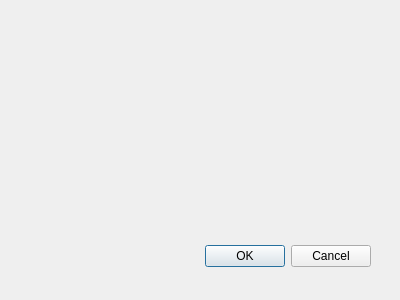
This is trader/gui/dialog_postgres.ui in elvispayano/Algo-Trader as Qt 5 draws it before an edit. The edited form follows.
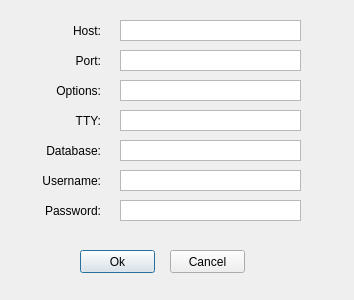
This is the edited form.

Commit message: Initial Postgres Connection UI

What changed in the file:
```diff
--- a/trader/gui/dialog_postgres.ui
+++ b/trader/gui/dialog_postgres.ui
@@ -8,27 +8,465 @@
    <rect>
     <x>0</x>
     <y>0</y>
-    <width>400</width>
+    <width>354</width>
     <height>300</height>
    </rect>
   </property>
   <property name="windowTitle">
    <string>Dialog</string>
   </property>
-  <widget class="QDialogButtonBox" name="buttonBox">
+  <widget class="QPushButton" name="pushConnect">
+   <property name="enabled">
+    <bool>true</bool>
+   </property>
    <property name="geometry">
     <rect>
-     <x>30</x>
-     <y>240</y>
-     <width>341</width>
-     <height>32</height>
+     <x>80</x>
+     <y>250</y>
+     <width>75</width>
+     <height>23</height>
     </rect>
    </property>
-   <property name="orientation">
-    <enum>Qt::Horizontal</enum>
+   <property name="text">
+    <string>Ok</string>
    </property>
-   <property name="standardButtons">
-    <set>QDialogButtonBox::Cancel|QDialogButtonBox::Ok</set>
+  </widget>
+  <widget class="QPushButton" name="pushCancel">
+   <property name="geometry">
+    <rect>
+     <x>170</x>
+     <y>250</y>
+     <width>75</width>
+     <height>23</height>
+    </rect>
+   </property>
+   <property name="text">
+    <string>Cancel</string>
+   </property>
+  </widget>
+  <widget class="QPlainTextEdit" name="textHost">
+   <property name="geometry">
+    <rect>
+     <x>120</x>
+     <y>20</y>
+     <width>181</width>
+     <height>21</height>
+    </rect>
+   </property>
+   <property name="sizePolicy">
+    <sizepolicy hsizetype="Fixed" vsizetype="Fixed">
+     <horstretch>0</horstretch>
+     <verstretch>0</verstretch>
+    </sizepolicy>
+   </property>
+   <property name="inputMethodHints">
+    <set>Qt::ImhLowercaseOnly</set>
+   </property>
+   <property name="verticalScrollBarPolicy">
+    <enum>Qt::ScrollBarAlwaysOff</enum>
+   </property>
+   <property name="horizontalScrollBarPolicy">
+    <enum>Qt::ScrollBarAlwaysOff</enum>
+   </property>
+   <property name="tabChangesFocus">
+    <bool>true</bool>
+   </property>
+   <property name="plainText">
+    <string/>
+   </property>
+   <property name="overwriteMode">
+    <bool>true</bool>
+   </property>
+   <property name="placeholderText">
+    <string>localhost</string>
+   </property>
+  </widget>
+  <widget class="QPlainTextEdit" name="textPort">
+   <property name="geometry">
+    <rect>
+     <x>120</x>
+     <y>50</y>
+     <width>181</width>
+     <height>21</height>
+    </rect>
+   </property>
+   <property name="sizePolicy">
+    <sizepolicy hsizetype="Fixed" vsizetype="Fixed">
+     <horstretch>0</horstretch>
+     <verstretch>0</verstretch>
+    </sizepolicy>
+   </property>
+   <property name="inputMethodHints">
+    <set>Qt::ImhDigitsOnly</set>
+   </property>
+   <property name="verticalScrollBarPolicy">
+    <enum>Qt::ScrollBarAlwaysOff</enum>
+   </property>
+   <property name="horizontalScrollBarPolicy">
+    <enum>Qt::ScrollBarAlwaysOff</enum>
+   </property>
+   <property name="tabChangesFocus">
+    <bool>true</bool>
+   </property>
+   <property name="plainText">
+    <string/>
+   </property>
+   <property name="overwriteMode">
+    <bool>true</bool>
+   </property>
+   <property name="placeholderText">
+    <string>5432</string>
+   </property>
+  </widget>
+  <widget class="QPlainTextEdit" name="textOptions">
+   <property name="geometry">
+    <rect>
+     <x>120</x>
+     <y>80</y>
+     <width>181</width>
+     <height>21</height>
+    </rect>
+   </property>
+   <property name="sizePolicy">
+    <sizepolicy hsizetype="Fixed" vsizetype="Fixed">
+     <horstretch>0</horstretch>
+     <verstretch>0</verstretch>
+    </sizepolicy>
+   </property>
+   <property name="verticalScrollBarPolicy">
+    <enum>Qt::ScrollBarAlwaysOff</enum>
+   </property>
+   <property name="horizontalScrollBarPolicy">
+    <enum>Qt::ScrollBarAlwaysOff</enum>
+   </property>
+   <property name="tabChangesFocus">
+    <bool>true</bool>
+   </property>
+   <property name="plainText">
+    <string/>
+   </property>
+   <property name="overwriteMode">
+    <bool>true</bool>
+   </property>
+   <property name="placeholderText">
+    <string/>
+   </property>
+  </widget>
+  <widget class="QPlainTextEdit" name="textTTY">
+   <property name="geometry">
+    <rect>
+     <x>120</x>
+     <y>110</y>
+     <width>181</width>
+     <height>21</height>
+    </rect>
+   </property>
+   <property name="sizePolicy">
+    <sizepolicy hsizetype="Fixed" vsizetype="Fixed">
+     <horstretch>0</horstretch>
+     <verstretch>0</verstretch>
+    </sizepolicy>
+   </property>
+   <property name="verticalScrollBarPolicy">
+    <enum>Qt::ScrollBarAlwaysOff</enum>
+   </property>
+   <property name="horizontalScrollBarPolicy">
+    <enum>Qt::ScrollBarAlwaysOff</enum>
+   </property>
+   <property name="tabChangesFocus">
+    <bool>true</bool>
+   </property>
+   <property name="plainText">
+    <string/>
+   </property>
+   <property name="overwriteMode">
+    <bool>true</bool>
+   </property>
+   <property name="placeholderText">
+    <string/>
+   </property>
+  </widget>
+  <widget class="QPlainTextEdit" name="textDatabase">
+   <property name="geometry">
+    <rect>
+     <x>120</x>
+     <y>140</y>
+     <width>181</width>
+     <height>21</height>
+    </rect>
+   </property>
+   <property name="sizePolicy">
+    <sizepolicy hsizetype="Fixed" vsizetype="Fixed">
+     <horstretch>0</horstretch>
+     <verstretch>0</verstretch>
+    </sizepolicy>
+   </property>
+   <property name="verticalScrollBarPolicy">
+    <enum>Qt::ScrollBarAlwaysOff</enum>
+   </property>
+   <property name="horizontalScrollBarPolicy">
+    <enum>Qt::ScrollBarAlwaysOff</enum>
+   </property>
+   <property name="tabChangesFocus">
+    <bool>true</bool>
+   </property>
+   <property name="plainText">
+    <string/>
+   </property>
+   <property name="overwriteMode">
+    <bool>true</bool>
+   </property>
+   <property name="placeholderText">
+    <string>dbname = trader</string>
+   </property>
+  </widget>
+  <widget class="QPlainTextEdit" name="textUsername">
+   <property name="geometry">
+    <rect>
+     <x>120</x>
+     <y>170</y>
+     <width>181</width>
+     <height>21</height>
+    </rect>
+   </property>
+   <property name="sizePolicy">
+    <sizepolicy hsizetype="Fixed" vsizetype="Fixed">
+     <horstretch>0</horstretch>
+     <verstretch>0</verstretch>
+    </sizepolicy>
+   </property>
+   <property name="verticalScrollBarPolicy">
+    <enum>Qt::ScrollBarAlwaysOff</enum>
+   </property>
+   <property name="horizontalScrollBarPolicy">
+    <enum>Qt::ScrollBarAlwaysOff</enum>
+   </property>
+   <property name="tabChangesFocus">
+    <bool>true</bool>
+   </property>
+   <property name="plainText">
+    <string/>
+   </property>
+   <property name="overwriteMode">
+    <bool>true</bool>
+   </property>
+   <property name="placeholderText">
+    <string>postgres</string>
+   </property>
+  </widget>
+  <widget class="QPlainTextEdit" name="textPassword">
+   <property name="geometry">
+    <rect>
+     <x>120</x>
+     <y>200</y>
+     <width>181</width>
+     <height>21</height>
+    </rect>
+   </property>
+   <property name="sizePolicy">
+    <sizepolicy hsizetype="Fixed" vsizetype="Fixed">
+     <horstretch>0</horstretch>
+     <verstretch>0</verstretch>
+    </sizepolicy>
+   </property>
+   <property name="inputMethodHints">
+    <set>Qt::ImhHiddenText|Qt::ImhSensitiveData</set>
+   </property>
+   <property name="verticalScrollBarPolicy">
+    <enum>Qt::ScrollBarAlwaysOff</enum>
+   </property>
+   <property name="horizontalScrollBarPolicy">
+    <enum>Qt::ScrollBarAlwaysOff</enum>
+   </property>
+   <property name="tabChangesFocus">
+    <bool>true</bool>
+   </property>
+   <property name="plainText">
+    <string/>
+   </property>
+   <property name="overwriteMode">
+    <bool>true</bool>
+   </property>
+   <property name="textInteractionFlags">
+    <set>Qt::TextEditable</set>
+   </property>
+   <property name="placeholderText">
+    <string>password</string>
+   </property>
+  </widget>
+  <widget class="QLabel" name="labelHost">
+   <property name="geometry">
+    <rect>
+     <x>20</x>
+     <y>20</y>
+     <width>81</width>
+     <height>21</height>
+    </rect>
+   </property>
+   <property name="layoutDirection">
+    <enum>Qt::LeftToRight</enum>
+   </property>
+   <property name="text">
+    <string>Host:</string>
+   </property>
+   <property name="textFormat">
+    <enum>Qt::PlainText</enum>
+   </property>
+   <property name="alignment">
+    <set>Qt::AlignRight|Qt::AlignTrailing|Qt::AlignVCenter</set>
+   </property>
+   <property name="textInteractionFlags">
+    <set>Qt::NoTextInteraction</set>
+   </property>
+  </widget>
+  <widget class="QLabel" name="label_2">
+   <property name="geometry">
+    <rect>
+     <x>20</x>
+     <y>50</y>
+     <width>81</width>
+     <height>21</height>
+    </rect>
+   </property>
+   <property name="layoutDirection">
+    <enum>Qt::LeftToRight</enum>
+   </property>
+   <property name="text">
+    <string>Port:</string>
+   </property>
+   <property name="textFormat">
+    <enum>Qt::PlainText</enum>
+   </property>
+   <property name="alignment">
+    <set>Qt::AlignRight|Qt::AlignTrailing|Qt::AlignVCenter</set>
+   </property>
+   <property name="textInteractionFlags">
+    <set>Qt::NoTextInteraction</set>
+   </property>
+  </widget>
+  <widget class="QLabel" name="label_3">
+   <property name="geometry">
+    <rect>
+     <x>20</x>
+     <y>80</y>
+     <width>81</width>
+     <height>21</height>
+    </rect>
+   </property>
+   <property name="layoutDirection">
+    <enum>Qt::LeftToRight</enum>
+   </property>
+   <property name="text">
+    <string>Options:</string>
+   </property>
+   <property name="textFormat">
+    <enum>Qt::PlainText</enum>
+   </property>
+   <property name="alignment">
+    <set>Qt::AlignRight|Qt::AlignTrailing|Qt::AlignVCenter</set>
+   </property>
+   <property name="textInteractionFlags">
+    <set>Qt::NoTextInteraction</set>
+   </property>
+  </widget>
+  <widget class="QLabel" name="label_4">
+   <property name="geometry">
+    <rect>
+     <x>20</x>
+     <y>110</y>
+     <width>81</width>
+     <height>21</height>
+    </rect>
+   </property>
+   <property name="layoutDirection">
+    <enum>Qt::LeftToRight</enum>
+   </property>
+   <property name="text">
+    <string>TTY:</string>
+   </property>
+   <property name="textFormat">
+    <enum>Qt::PlainText</enum>
+   </property>
+   <property name="alignment">
+    <set>Qt::AlignRight|Qt::AlignTrailing|Qt::AlignVCenter</set>
+   </property>
+   <property name="textInteractionFlags">
+    <set>Qt::NoTextInteraction</set>
+   </property>
+  </widget>
+  <widget class="QLabel" name="label_5">
+   <property name="geometry">
+    <rect>
+     <x>20</x>
+     <y>140</y>
+     <width>81</width>
+     <height>21</height>
+    </rect>
+   </property>
+   <property name="layoutDirection">
+    <enum>Qt::LeftToRight</enum>
+   </property>
+   <property name="text">
+    <string>Database:</string>
+   </property>
+   <property name="textFormat">
+    <enum>Qt::PlainText</enum>
+   </property>
+   <property name="alignment">
+    <set>Qt::AlignRight|Qt::AlignTrailing|Qt::AlignVCenter</set>
+   </property>
+   <property name="textInteractionFlags">
+    <set>Qt::NoTextInteraction</set>
+   </property>
+  </widget>
+  <widget class="QLabel" name="label_6">
+   <property name="geometry">
+    <rect>
+     <x>20</x>
+     <y>170</y>
+     <width>81</width>
+     <height>21</height>
+    </rect>
+   </property>
+   <property name="layoutDirection">
+    <enum>Qt::LeftToRight</enum>
+   </property>
+   <property name="text">
+    <string>Username:</string>
+   </property>
+   <property name="textFormat">
+    <enum>Qt::PlainText</enum>
+   </property>
+   <property name="alignment">
+    <set>Qt::AlignRight|Qt::AlignTrailing|Qt::AlignVCenter</set>
+   </property>
+   <property name="textInteractionFlags">
+    <set>Qt::NoTextInteraction</set>
+   </property>
+  </widget>
+  <widget class="QLabel" name="label_7">
+   <property name="geometry">
+    <rect>
+     <x>20</x>
+     <y>200</y>
+     <width>81</width>
+     <height>21</height>
+    </rect>
+   </property>
+   <property name="layoutDirection">
+    <enum>Qt::LeftToRight</enum>
+   </property>
+   <property name="text">
+    <string>Password:</string>
+   </property>
+   <property name="textFormat">
+    <enum>Qt::PlainText</enum>
+   </property>
+   <property name="alignment">
+    <set>Qt::AlignRight|Qt::AlignTrailing|Qt::AlignVCenter</set>
+   </property>
+   <property name="textInteractionFlags">
+    <set>Qt::NoTextInteraction</set>
    </property>
   </widget>
  </widget>
```
Left out of the diff: 40 changed lines with no effect on the pictures. The commit also changes 5 other files.
